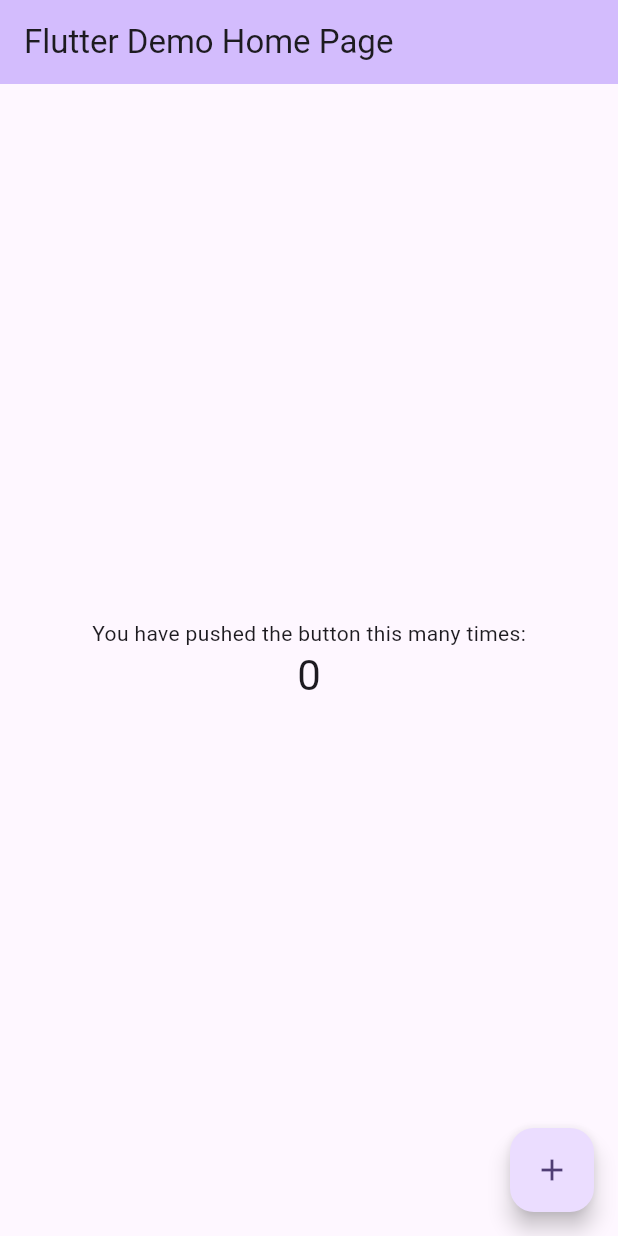
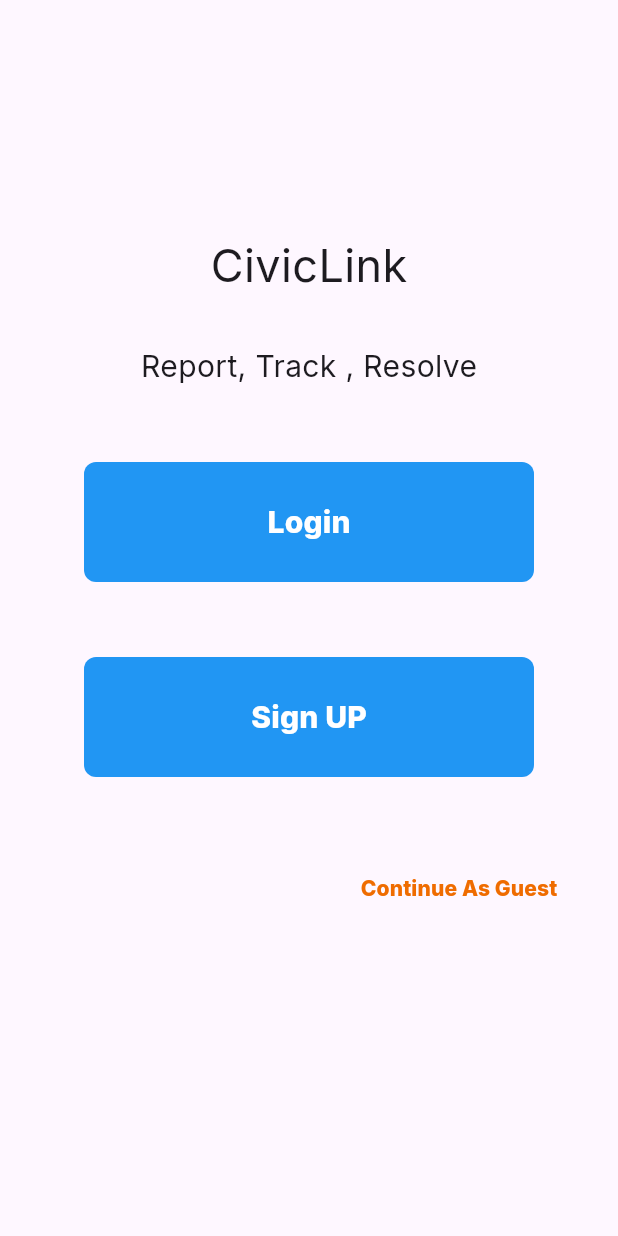
Before and after one commit to ChrisKamanzi/CivicLink, a Flutter app: the screen it shows after launch, on a phone screen of 412 x 824 dp. Run offline on Flutter 3.47's test engine with Material 3 defaults, Android fonts, the phone set to English and light mode, and no system bars; our stand-ins replace google_fonts.

Commit message:
Added UI for WelcomePage

```diff
--- /dev/null
+++ b/lib/Authentication/Login.dart
@@ -0,0 +1,13 @@
+import 'package:flutter/material.dart';
+
+class Login extends StatelessWidget {
+  const Login({super.key});
+
+  @override
+  Widget build(BuildContext context) {
+    return Scaffold(
+
+
+    );
+  }
+}
--- /dev/null
+++ b/lib/Home/WelcomePage.dart
@@ -0,0 +1,99 @@
+import 'package:flutter/material.dart';
+import 'package:google_fonts/google_fonts.dart';
+
+class WelcomePage extends StatelessWidget {
+  const WelcomePage({super.key});
+
+  @override
+  Widget build(BuildContext context) {
+    return Scaffold(
+      appBar: AppBar(),
+      body: Padding(
+        padding: EdgeInsets.only(top: 100),
+        child: Column(
+          children: [
+            Center(
+              child: Text('CivicLink', style: GoogleFonts.inter(fontSize: 30)),
+            ),
+            SizedBox(height: 30),
+            Text(
+              'Report, Track , Resolve',
+              style: GoogleFonts.inter(fontSize: 20),
+            ),
+
+            SizedBox(height: 50),
+
+            Container(
+              width: 300,
+              height: 80,
+              decoration: BoxDecoration(
+                borderRadius: BorderRadius.circular(8),
+                color: Colors.blue,
+              ),
+              child: ElevatedButton(
+                style: ElevatedButton.styleFrom(
+                  backgroundColor: Colors.transparent,
+                  elevation: 0,
+                  padding: EdgeInsets.symmetric(horizontal: 24, vertical: 12),
+                  foregroundColor: Colors.white,
+                ),
+                onPressed: () {},
+                child: Text(
+                  'Login',
+                  style: GoogleFonts.inter(
+                    fontSize: 20,
+                    fontWeight: FontWeight.w800,
+                  ),
+                ),
+              ),
+            ),
+            SizedBox(height: 50),
+            Container(
+              width: 300,
+              height: 80,
+              decoration: BoxDecoration(
+                borderRadius: BorderRadius.circular(8),
+                color: Colors.blue,
+              ),
+              child: ElevatedButton(
+                style: ElevatedButton.styleFrom(
+                  backgroundColor: Colors.transparent,
+                  elevation: 0,
+                  padding: EdgeInsets.symmetric(horizontal: 24, vertical: 12),
+                  foregroundColor: Colors.white,
+                ),
+                onPressed: () {},
+                child: Text(
+                  'Sign UP',
+                  style: GoogleFonts.inter(
+                    fontSize: 20,
+                    fontWeight: FontWeight.w800,
+                  ),
+                ),
+              ),
+            ),
+
+            SizedBox(height: 50),
+
+            Padding(
+              padding: const EdgeInsets.only(left: 200),
+              child: TextButton(
+                onPressed: () {},
+                child: Text(
+                  'Continue As Guest',
+
+                  style: GoogleFonts.inter(
+                    textStyle: TextStyle(
+                      fontWeight: FontWeight.w800,
+                      color: Colors.orange.shade800,
+                    ),
+                  ),
+                ),
+              ),
+            ),
+          ],
+        ),
+      ),
+    );
+  }
+}
--- /dev/null
+++ b/lib/Introduction/splashScreen.dart
@@ -0,0 +1,10 @@
+import 'package:flutter/material.dart';
+
+class SplashScreen extends StatelessWidget {
+  const SplashScreen({super.key});
+
+  @override
+  Widget build(BuildContext context) {
+    return const Placeholder();
+  }
+}
--- a/lib/main.dart
+++ b/lib/main.dart
@@ -1,3 +1,5 @@
+import 'package:civic_link/Home/WelcomePage.dart';
+import 'package:civic_link/Introduction/splashScreen.dart';
 import 'package:flutter/material.dart';
 
 void main() {
@@ -7,94 +9,9 @@ void main() {
 class MyApp extends StatelessWidget {
   const MyApp({super.key});
 
-  // This widget is the root of your application.
   @override
   Widget build(BuildContext context) {
-    return MaterialApp(
-      title: 'Flutter Demo',
-      theme: ThemeData(
-
-        colorScheme: ColorScheme.fromSeed(seedColor: Colors.deepPurple),
-      ),
-      home: const MyHomePage(title: 'Flutter Demo Home Page'),
-    );
+    return MaterialApp(home: WelcomePage(),
+        debugShowCheckedModeBanner: false);
   }
 }
-
-class MyHomePage extends StatefulWidget {
-  const MyHomePage({super.key, required this.title});
-
-
-  final String title;
-
-  @override
-  State<MyHomePage> createState() => _MyHomePageState();
-}
-
-class _MyHomePageState extends State<MyHomePage> {
-  int _counter = 0;
-
-  void _incrementCounter() {
-    setState(() {
-      // This call to setState tells the Flutter framework that something has
-      // changed in this State, which causes it to rerun the build method below
-      // so that the display can reflect the updated values. If we changed
-      // _counter without calling setState(), then the build method would not be
-      // called again, and so nothing would appear to happen.
-      _counter++;
-    });
-  }
-
-  @override
-  Widget build(BuildContext context) {
-    // This method is rerun every time setState is called, for instance as done
-    // by the _incrementCounter method above.
-    //
-    // The Flutter framework has been optimized to make rerunning build methods
-    // fast, so that you can just rebuild anything that needs updating rather
-    // than having to individually change instances of widgets.
-    return Scaffold(
-      appBar: AppBar(
-        // TRY THIS: Try changing the color here to a specific color (to
-        // Colors.amber, perhaps?) and trigger a hot reload to see the AppBar
-        // change color while the other colors stay the same.
-        backgroundColor: Theme.of(context).colorScheme.inversePrimary,
-        // Here we take the value from the MyHomePage object that was created by
-        // the App.build method, and use it to set our appbar title.
-        title: Text(widget.title),
-      ),
-      body: Center(
-        // Center is a layout widget. It takes a single child and positions it
-        // in the middle of the parent.
-        child: Column(
-          // Column is also a layout widget. It takes a list of children and
-          // arranges them vertically. By default, it sizes itself to fit its
-          // children horizontally, and tries to be as tall as its parent.
-          //
-          // Column has various properties to control how it sizes itself and
-          // how it positions its children. Here we use mainAxisAlignment to
-          // center the children vertically; the main axis here is the vertical
-          // axis because Columns are vertical (the cross axis would be
-          // horizontal).
-          //
-          // TRY THIS: Invoke "debug painting" (choose the "Toggle Debug Paint"
-          // action in the IDE, or press "p" in the console), to see the
-          // wireframe for each widget.
-          mainAxisAlignment: MainAxisAlignment.center,
-          children: <Widget>[
-            const Text('You have pushed the button this many times:'),
-            Text(
-              '$_counter',
-              style: Theme.of(context).textTheme.headlineMedium,
-            ),
-          ],
-        ),
-      ),
-      floatingActionButton: FloatingActionButton(
-        onPressed: _incrementCounter,
-        tooltip: 'Increment',
-        child: const Icon(Icons.add),
-      ), // This trailing comma makes auto-formatting nicer for build methods.
-    );
-  }
-}
--- a/pubspec.yaml
+++ b/pubspec.yaml
@@ -34,6 +34,7 @@ dependencies:
   # The following adds the Cupertino Icons font to your application.
   # Use with the CupertinoIcons class for iOS style icons.
   cupertino_icons: ^1.0.8
+  google_fonts: ^6.2.1
 
 dev_dependencies:
   flutter_test:
```
Also changed, not shown: pubspec.lock, 5 other files.
